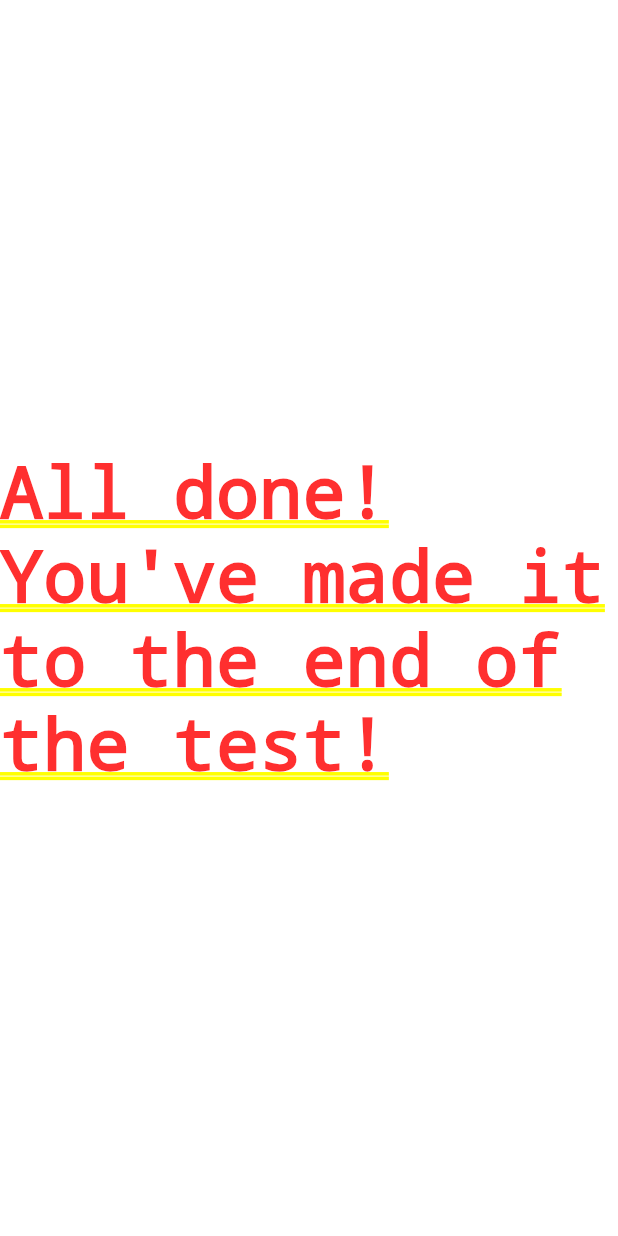
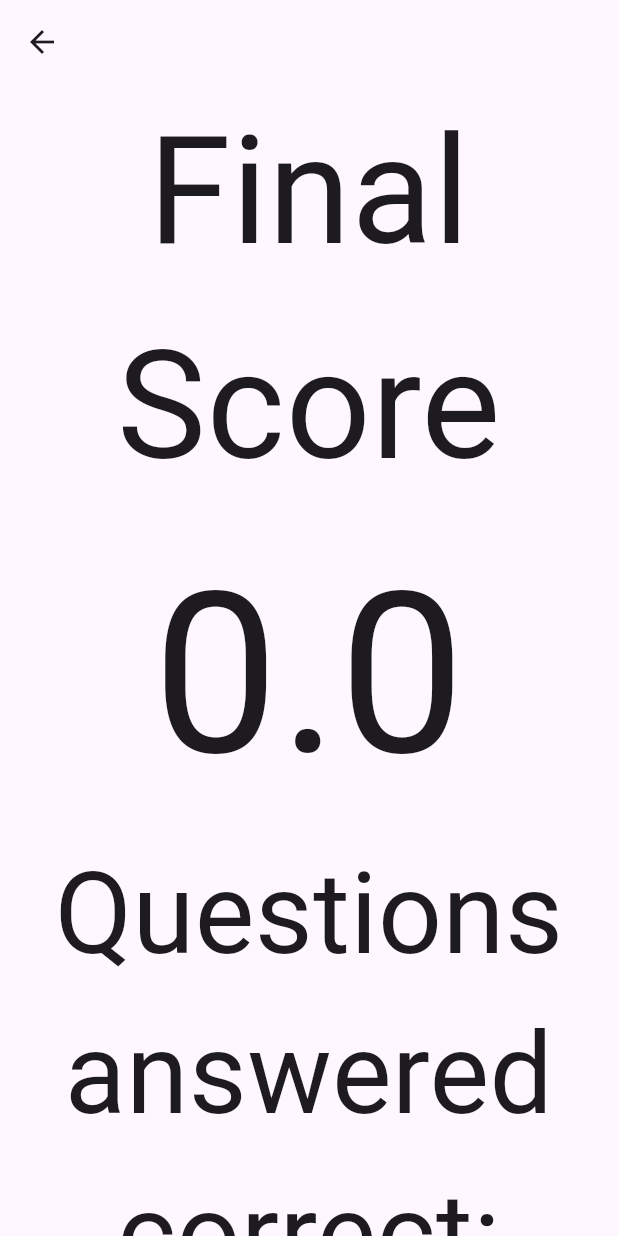
Before and after one commit to GABETROLL/HootHub, a Flutter app: the PlayTestSolo screen opened directly with empty values, on a phone screen of 412 x 824 dp. Run offline on Flutter 3.47's test engine with Material 3 defaults, Android fonts, the phone set to English and light mode, and no system bars; our stand-ins replace cloud_firestore, firebase_auth, firebase_core, timer_count_down; accounts and stored records are empty.

Commit message:
Add test results screen

```diff
--- a/hoothub/lib/firebase/models/test_result.dart
+++ b/hoothub/lib/firebase/models/test_result.dart
@@ -4,7 +4,7 @@ import 'model.dart';
 /// Represents a user's answers score for its corresponding `Test`.
 class TestResult implements Model {
   TestResult({
-    required this.userId,
+    this.userId,
     required this.correctAnswers,
     required this.score,
   });
--- a/hoothub/lib/screens/play_test_solo/play_test_solo.dart
+++ b/hoothub/lib/screens/play_test_solo/play_test_solo.dart
@@ -3,10 +3,12 @@ import 'package:hoothub/firebase/models/question.dart';
 import 'package:hoothub/firebase/models/test.dart';
 // front-end
 import 'package:flutter/material.dart';
+import 'package:hoothub/firebase/models/test_result.dart';
 import 'package:timer_count_down/timer_controller.dart';
 import 'package:timer_count_down/timer_count_down.dart';
 import 'multiple_choice_player.dart';
 import 'multiple_choice_revelation.dart';
+import 'test_results.dart';
 
 class PlayTestSolo extends StatefulWidget {
   const PlayTestSolo({
@@ -21,14 +23,24 @@ class PlayTestSolo extends StatefulWidget {
 }
 
 class _PlayTestSoloState extends State<PlayTestSolo> {
+  final TestResult _testResult = TestResult(
+    correctAnswers: 0,
+    score: 0,
+  );
   int _currentQuestionIndex = 0;
   final countdownController = CountdownController(autoStart: true);
 
-  Future<void> revealCorrectAnswer({
+  Future<void> _nextQuestion({
     required BuildContext context,
     required Question currentQuestion,
-    int? answerSelectedIndex
+    int? answerSelectedIndex,
   }) async {
+    int testResultCorrectAnswers = _testResult.correctAnswers;
+
+    if (answerSelectedIndex == currentQuestion.correctAnswer) {
+      testResultCorrectAnswers++;
+    }
+
     await Navigator.push<void>(
       context,
       MaterialPageRoute<void>(
@@ -39,27 +51,32 @@ class _PlayTestSoloState extends State<PlayTestSolo> {
       ),
     );
 
-    setState(() { _currentQuestionIndex++; });
+    setState(() {
+      _currentQuestionIndex++;
+      _testResult.correctAnswers = testResultCorrectAnswers;
+    });
   }
 
   @override
   Widget build(BuildContext context) {
-    // `_currentQuestionIndex` out of range of `widget.testModel.questions.length`.
-    // TODO: Make this screen recite the score results, and have the option to come back to
-    // the view test screen
-    if (_currentQuestionIndex >= widget.testModel.questions.length) {
-      return const Center(child: Text("All done! You've made it to the end of the test!"));
-    }
+    final Widget body;
 
-    final Question currentQuestion = widget.testModel.questions[_currentQuestionIndex];
-    countdownController.restart();
-    print('Restarted timer');
+    if (_currentQuestionIndex < 0) {
+      body = const Center(
+        child: Text('`_currentQuestionIndex` is below 0!'),
+      );
+      // `_currentQuestionIndex` out of range of `widget.testModel.questions.length`.
+    } else if (_currentQuestionIndex >= widget.testModel.questions.length) {
+      body = TestSoloResults(
+        testResult: _testResult,
+        questionsAmount: widget.testModel.questions.length,
+      );
+    } else {
+      final Question currentQuestion = widget.testModel.questions[_currentQuestionIndex];
+      countdownController.restart();
+      print('Restarted timer');
 
-    return Scaffold(
-      appBar: AppBar(
-        title: Text(widget.testModel.name),
-      ),
-      body: ListView(
+      body = ListView(
         children: <Widget>[
           Text(currentQuestion.question),
           Countdown(
@@ -68,7 +85,7 @@ class _PlayTestSoloState extends State<PlayTestSolo> {
             build: (BuildContext context, double time) => Text(time.toString()),
             onFinished: () {
               print('COUNTDOWN FOR QUESTION $_currentQuestionIndex FINISHED!');
-              revealCorrectAnswer(
+              _nextQuestion(
                 context: context,
                 currentQuestion: currentQuestion
               );
@@ -79,7 +96,7 @@ class _PlayTestSoloState extends State<PlayTestSolo> {
             onAnswerSelected: (int answerSelectedIndex) {
               countdownController.pause();
               print('Paused timer');
-              revealCorrectAnswer(
+              _nextQuestion(
                 context: context,
                 currentQuestion: currentQuestion,
                 answerSelectedIndex: answerSelectedIndex
@@ -87,7 +104,14 @@ class _PlayTestSoloState extends State<PlayTestSolo> {
             }
           ),
         ],
+      );
+    }
+
+    return Scaffold(
+      appBar: AppBar(
+        title: Text(widget.testModel.name),
       ),
+      body: body,
     );
   }
 }
--- a/hoothub/lib/screens/play_test_solo/test_results.dart
+++ b/hoothub/lib/screens/play_test_solo/test_results.dart
@@ -1,6 +1,58 @@
-/* import 'package:flutter/material.dart';
+import 'package:hoothub/firebase/models/test_result.dart';
+import 'package:flutter/material.dart';
 
 class TestSoloResults extends StatelessWidget {
+  const TestSoloResults({
+    super.key,
+    required this.testResult,
+    required this.questionsAmount,
+  });
 
+  final TestResult testResult;
+  final int questionsAmount;
+
+  @override
+  Widget build(BuildContext context) {
+    return ListView(
+      children: <Widget>[
+        const Text(
+          'Final Score',
+          textAlign: TextAlign.center,
+          style: TextStyle(fontSize: 100),
+        ),
+        Text(
+          testResult.score.toString(),
+          textAlign: TextAlign.center,
+          style: const TextStyle(fontSize: 150),
+        ),
+        const Text(
+          'Questions answered correct:',
+          textAlign: TextAlign.center,
+          style: TextStyle(fontSize: 75),
+        ),
+        Text(
+          '${testResult.correctAnswers}/$questionsAmount',
+          textAlign: TextAlign.center,
+          style: const TextStyle(fontSize: 65),
+        ),
+        Row(
+          mainAxisAlignment: MainAxisAlignment.center,
+          children: <Widget>[
+            ElevatedButton(
+              onPressed: () {
+                Navigator.pop(context);
+              },
+              child: const Text('Back to Test Card'),
+            ),
+            ElevatedButton(
+              onPressed: () {
+                Navigator.pop(context);
+              },
+              child: const Text('Back to Test Card'),
+            ),
+          ],
+        ),
+      ],
+    );
+  }
 }
- */
```
Also changed, not shown: hoothub/lib/screens/view_test/view_test.dart (deleted, +0 -255 lines), hoothub/lib/widgets/test_card.dart (deleted, +0 -61 lines).
